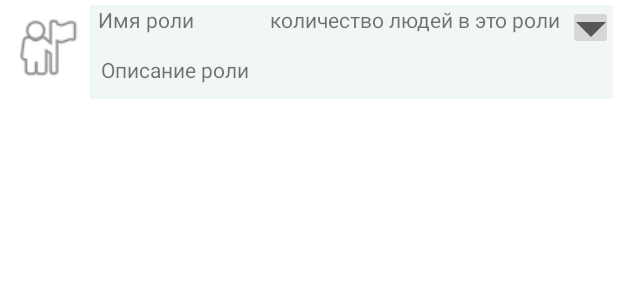
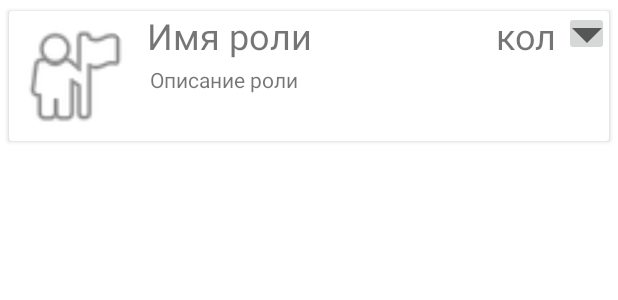
Before and after one commit to cattec/WorkAssistant, an Android app: the layout item_role.xml on its own in the app's theme, with its tools: preview values and no code run, on a phone screen of 412 x 824 dp. Shown: the top 300 px of the screen. Run offline under Robolectric (Android 15) with nearby library versions, the phone set to English and light mode, and no system bars; network calls fail.

Commit message:
add user roles

```diff
--- a/app/src/main/java/com/example/workassistant/MainActivity.kt
+++ b/app/src/main/java/com/example/workassistant/MainActivity.kt
@@ -39,7 +39,7 @@ class MainActivity : AppCompatActivity() {
 
     val apiURL_heroku: String = "https://wassistant.herokuapp.com"
     val apiURL_local: String = "http://10.226.96.21:5000"
-    val apiCurURL: String = apiURL_heroku
+    val apiCurURL: String = apiURL_local
 
     var imageLoader: ImageLoader? = null;
 
--- a/app/src/main/java/com/example/workassistant/MyClasses.kt
+++ b/app/src/main/java/com/example/workassistant/MyClasses.kt
@@ -32,7 +32,8 @@ class MyRole (
         var fkey: Int,
         var fname: String,
         var fdescription: String,
-        var usercount: Int
+        var usercount: Int,
+        var f_icons: Int
 )
 
 class MyMessage (
--- a/app/src/main/java/com/example/workassistant/RCAdapterComment.kt
+++ b/app/src/main/java/com/example/workassistant/RCAdapterComment.kt
@@ -61,7 +61,7 @@ class RCAdapterComment(
         holder.persMesDate_view?.text = CadrParm[position].fdatecreate
 
         holder.persIcon_view?.setOnLongClickListener {
-            holder.parent_view?.startActivity(Intent(holder.parent_view, UserCardActivity::class.java).putExtra("apiCurURL", apiURL))
+            holder.parent_view?.startActivity(Intent(holder.parent_view, UserCardActivity::class.java).putExtra("apiCurURL", apiURL).putExtra("CurUserID", CadrParm[position].f_users_create))
             true
         }
 
--- a/app/src/main/res/layout/item_role.xml
+++ b/app/src/main/res/layout/item_role.xml
@@ -9,6 +9,12 @@
     android:layout_marginRight="3dp"
     android:layout_marginBottom="3dp"
     android:orientation="horizontal">
+
+    <androidx.cardview.widget.CardView
+        android:id="@+id/RoleCardView"
+        android:layout_width="match_parent"
+        android:layout_height="wrap_content"
+        app:cardUseCompatPadding="true">
 
         <LinearLayout
             android:layout_width="match_parent"
@@ -27,9 +33,20 @@
                     android:layout_height="wrap_content">
 
                     <ImageView
+                        android:id="@+id/userIcon"
+                        android:layout_width="80dp"
+                        android:layout_height="80dp"
+                        android:layout_marginLeft="3dp"
+                        android:layout_marginTop="3dp"
+                        android:layout_marginRight="3dp"
+                        android:layout_marginBottom="3dp"
+                        android:contentDescription="@string/persDefaultIcon"
+                        tools:srcCompat="@android:drawable/ic_menu_myplaces" />
+
+                    <ImageView
                         android:id="@+id/imageView3"
-                    android:layout_width="50dp"
-                    android:layout_height="50dp"
+                        android:layout_width="80dp"
+                        android:layout_height="80dp"
                         android:layout_marginLeft="3dp"
                         android:layout_marginTop="3dp"
                         android:layout_marginRight="3dp"
@@ -37,24 +54,12 @@
                         android:contentDescription="@string/maskPict"
                         app:srcCompat="@drawable/ic_avatar_form" />
 
-                <ImageView
-                    android:id="@+id/userIcon"
-                    android:layout_width="50dp"
-                    android:layout_height="50dp"
-                    android:layout_marginLeft="3dp"
-                    android:layout_marginTop="3dp"
-                    android:layout_marginRight="3dp"
-                    android:layout_marginBottom="3dp"
-                    android:contentDescription="@string/persDefaultIcon"
-                    tools:srcCompat="@android:drawable/ic_menu_myplaces" />
-
                 </FrameLayout>
 
                 <LinearLayout
                     android:id="@+id/layoutBaseInfo"
                     android:layout_width="match_parent"
-                android:layout_height="wrap_content"
-                android:background="#F1F6F6"
+                    android:layout_height="match_parent"
                     android:orientation="vertical">
 
                     <LinearLayout
@@ -69,7 +74,8 @@
                             android:layout_marginLeft="5dp"
                             android:layout_marginRight="5dp"
                             android:layout_weight="1"
-                        android:text="@string/roleName" />
+                            android:text="@string/roleName"
+                            android:textSize="24sp" />
 
                         <TextView
                             android:id="@+id/roleUserCount"
@@ -78,7 +84,8 @@
                             android:layout_marginLeft="3dp"
                             android:layout_marginRight="5dp"
                             android:text="@string/roleUserCount"
-                        android:textAlignment="textEnd" />
+                            android:textAlignment="textEnd"
+                            android:textSize="24sp" />
 
                         <ImageButton
                             android:id="@+id/ibRoleOpen"
@@ -104,38 +111,56 @@
             <LinearLayout
                 android:id="@+id/layoutUsers"
                 android:layout_width="match_parent"
-            android:layout_height="match_parent"
+                android:layout_height="wrap_content"
                 android:orientation="vertical"
                 android:visibility="gone">
 
+                <androidx.recyclerview.widget.RecyclerView
+                    android:id="@+id/rvUsers"
+                    android:layout_width="match_parent"
+                    android:layout_height="match_parent">
+
+                </androidx.recyclerview.widget.RecyclerView>
+
+                <LinearLayout
+                    android:layout_width="match_parent"
+                    android:layout_height="wrap_content"
+                    android:orientation="vertical">
+
+                    <LinearLayout
+                        android:id="@+id/layoutGropButtons"
+                        android:layout_width="match_parent"
+                        android:layout_height="wrap_content"
+                        android:layout_marginStart="10dp"
+                        android:layout_marginBottom="10dp"
+                        android:orientation="horizontal">
+
                         <Button
                             android:id="@+id/btnDeleteRole"
-                android:layout_width="match_parent"
+                            android:layout_width="wrap_content"
                             android:layout_height="wrap_content"
-                android:layout_marginLeft="10dp"
-                android:layout_marginTop="10dp"
+                            android:layout_gravity="center"
                             android:layout_marginRight="10dp"
-                android:layout_marginBottom="10dp"
                             android:backgroundTint="@color/orange"
                             android:text="@string/btnDeleteRoleStr"
                             app:icon="@android:drawable/ic_delete" />
 
-            <androidx.recyclerview.widget.RecyclerView
-                android:id="@+id/rvUsers"
-                android:layout_width="match_parent"
-                android:layout_height="match_parent" />
-
                         <Button
                             android:id="@+id/btnAddUsertoRole"
-                android:layout_width="match_parent"
+                            android:layout_width="wrap_content"
                             android:layout_height="wrap_content"
+                            android:layout_gravity="center"
                             android:layout_marginLeft="10dp"
-                android:layout_marginRight="10dp"
                             android:text="@string/btnAddUser" />
 
                     </LinearLayout>
 
                 </LinearLayout>
 
+            </LinearLayout>
 
         </LinearLayout>
+    </androidx.cardview.widget.CardView>
+
+
+</LinearLayout>
--- a/app/src/main/res/layout/item_user.xml
+++ b/app/src/main/res/layout/item_user.xml
@@ -11,6 +11,7 @@
     android:orientation="horizontal">
 
     <LinearLayout
+        android:id="@+id/userCardView"
         android:layout_width="match_parent"
         android:layout_height="wrap_content"
         android:orientation="vertical">
--- a/app/src/main/res/values/strings.xml
+++ b/app/src/main/res/values/strings.xml
@@ -67,9 +67,10 @@
     <string name="ibFullView">Раскрыть/скрыть</string>
     <string name="cardSmallImgDesc">Мини иконка сообщения</string>
     <string name="roleName">Имя роли</string>
-    <string name="roleUserCount">количество людей в это роли</string>
+    <string name="roleUserCount">кол</string>
     <string name="roleDesc">Описание роли</string>
     <string name="btnAddUser">Добавить пользователя</string>
     <string name="addNewRoleStr">Добавить новую роль</string>
     <string name="btnDeleteRoleStr">Удалить роль</string>
+    <string name="findStringHint">введите строку для поиска...</string>
 </resources>
```
Also changed, not shown: app/src/main/java/com/example/workassistant/FragFindUser.kt (added, +29 -0 lines), app/src/main/java/com/example/workassistant/RCAdapterRoles.kt (+55 -11 lines), app/src/main/java/com/example/workassistant/RCAdapterUsers.kt (+28 -5 lines), app/src/main/res/layout/fragment_select_user.xml (added, +39 -0 lines), app/src/main/res/layout/settings_screen.xml (+18 -17 lines). Lines whose indentation alone changed are shown as unchanged.
